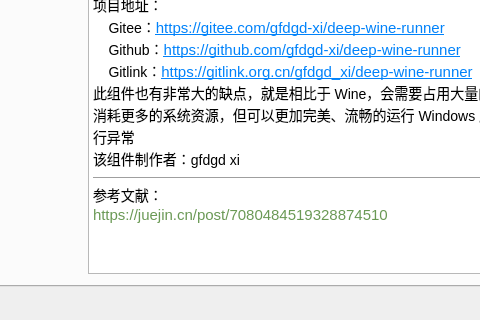
First picture: the form in VM-source/mainwindow.ui, repository gfdgd-xi/deep-wine-runner, before the edit; both pictures show x 142 to 622 and y 192 to 512 of the 1058 by 512 pixel window.
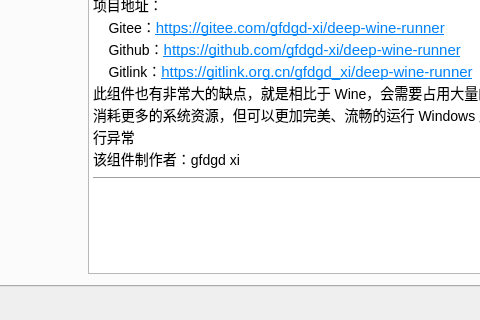
Second picture: the form after the edit. The open tabs and pages were chosen to show the change. Icons and pictures are not drawn.

```diff
--- a/VM-source/mainwindow.ui
+++ b/VM-source/mainwindow.ui
@@ -420,8 +420,7 @@
 &lt;p style=&quot; margin-top:0px; margin-bottom:0px; margin-left:0px; margin-right:0px; -qt-block-indent:0; text-indent:0px;&quot;&gt;此组件也有非常大的缺点，就是相比于 Wine，会需要占用大量的空间、安装需要大量的时间、某些情况下需要相比于 Wine 需要消耗更多的系统资源，但可以更加完美、流畅的运行 Windows 应用，会尽量减少因为缺少或未实现导致的 Windows exe 程序运行异常&lt;/p&gt;
 &lt;p style=&quot; margin-top:0px; margin-bottom:0px; margin-left:0px; margin-right:0px; -qt-block-indent:0; text-indent:0px;&quot;&gt;该组件制作者：gfdgd xi&lt;/p&gt;
 &lt;hr /&gt;
-&lt;p style=&quot; margin-top:0px; margin-bottom:0px; margin-left:0px; margin-right:0px; -qt-block-indent:0; text-indent:0px;&quot;&gt;参考文献：&lt;/p&gt;
-&lt;p style=&quot; margin-top:0px; margin-bottom:0px; margin-left:0px; margin-right:0px; -qt-block-indent:0; text-indent:0px;&quot;&gt;&lt;span style=&quot; font-family:'Droid Sans Mono','monospace','monospace'; font-size:11pt; color:#6a9955;&quot;&gt;https://juejin.cn/post/7080484519328874510&lt;/span&gt;&lt;/p&gt;&lt;/body&gt;&lt;/html&gt;</string>
+&lt;p style=&quot;-qt-paragraph-type:empty; margin-top:0px; margin-bottom:0px; margin-left:0px; margin-right:0px; -qt-block-indent:0; text-indent:0px;&quot;&gt;&lt;br /&gt;&lt;/p&gt;&lt;/body&gt;&lt;/html&gt;</string>
           </property>
           <property name="openLinks">
            <bool>false</bool>
```
Left out of the diff: 7 changed lines with no effect on the pictures.
